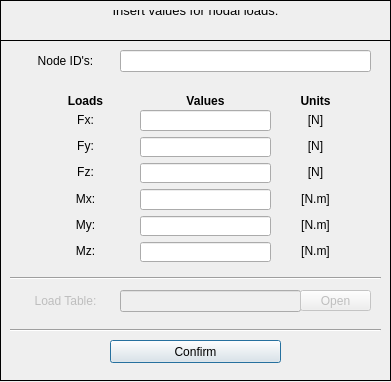
This is pulse/uix/user_input/ui/loadsInput.ui in open-pulse/OpenPulse as Qt 5 draws it before an edit. The edited form follows.
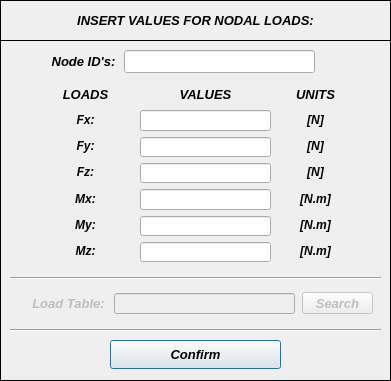
This is the edited form. Icons and pictures are not drawn.

Diff of the .ui file:
```diff
--- a/pulse/uix/user_input/ui/loadsInput.ui
+++ b/pulse/uix/user_input/ui/loadsInput.ui
@@ -10,7 +10,7 @@
     <x>0</x>
     <y>0</y>
     <width>391</width>
-    <height>382</height>
+    <height>381</height>
    </rect>
   </property>
   <property name="sizePolicy">
@@ -19,6 +19,18 @@
     <verstretch>0</verstretch>
    </sizepolicy>
   </property>
+  <property name="minimumSize">
+   <size>
+    <width>391</width>
+    <height>381</height>
+   </size>
+  </property>
+  <property name="maximumSize">
+   <size>
+    <width>391</width>
+    <height>381</height>
+   </size>
+  </property>
   <property name="contextMenuPolicy">
    <enum>Qt::DefaultContextMenu</enum>
   </property>
@@ -68,20 +80,22 @@
      <property name="geometry">
       <rect>
        <x>10</x>
-       <y>10</y>
+       <y>12</y>
        <width>371</width>
        <height>16</height>
       </rect>
      </property>
      <property name="font">
       <font>
+       <family>Arial</family>
        <pointsize>10</pointsize>
-       <italic>false</italic>
+       <weight>75</weight>
+       <italic>true</italic>
+       <bold>true</bold>
       </font>
      </property>
      <property name="text">
-      <string>Insert values for nodal loads:
-</string>
+      <string>INSERT VALUES FOR NODAL LOADS:</string>
      </property>
      <property name="textFormat">
       <enum>Qt::AutoText</enum>
@@ -109,15 +123,24 @@
     <widget class="QWidget" name="verticalLayoutWidget">
      <property name="geometry">
       <rect>
-       <x>20</x>
+       <x>48</x>
        <y>10</y>
-       <width>91</width>
-       <height>21</height>
+       <width>71</width>
+       <height>23</height>
       </rect>
      </property>
      <layout class="QVBoxLayout" name="verticalLayout">
       <item>
        <widget class="QLabel" name="label_2">
+        <property name="font">
+         <font>
+          <family>Arial</family>
+          <pointsize>10</pointsize>
+          <weight>75</weight>
+          <italic>true</italic>
+          <bold>true</bold>
+         </font>
+        </property>
         <property name="text">
          <string>Node ID's:</string>
         </property>
@@ -131,18 +154,30 @@
     <widget class="QWidget" name="verticalLayoutWidget_2">
      <property name="geometry">
       <rect>
-       <x>120</x>
+       <x>124</x>
        <y>10</y>
-       <width>251</width>
-       <height>22</height>
+       <width>191</width>
+       <height>24</height>
       </rect>
      </property>
      <layout class="QVBoxLayout" name="verticalLayout_2">
       <item>
        <widget class="QLineEdit" name="lineEdit_nodeID">
+        <property name="font">
+         <font>
+          <family>Arial</family>
+          <pointsize>10</pointsize>
+          <weight>75</weight>
+          <italic>true</italic>
+          <bold>true</bold>
+         </font>
+        </property>
         <property name="focusPolicy">
          <enum>Qt::ClickFocus</enum>
         </property>
+        <property name="alignment">
+         <set>Qt::AlignCenter</set>
+        </property>
        </widget>
       </item>
      </layout>
@@ -151,7 +186,7 @@
      <property name="geometry">
       <rect>
        <x>40</x>
-       <y>50</y>
+       <y>44</y>
        <width>91</width>
        <height>21</height>
       </rect>
@@ -161,12 +196,15 @@
        <widget class="QLabel" name="label_3">
         <property name="font">
          <font>
+          <family>Arial</family>
+          <pointsize>10</pointsize>
           <weight>75</weight>
+          <italic>true</italic>
           <bold>true</bold>
          </font>
         </property>
         <property name="text">
-         <string>Loads</string>
+         <string>LOADS</string>
         </property>
         <property name="alignment">
          <set>Qt::AlignCenter</set>
@@ -179,7 +217,7 @@
      <property name="geometry">
       <rect>
        <x>140</x>
-       <y>50</y>
+       <y>44</y>
        <width>131</width>
        <height>21</height>
       </rect>
@@ -189,12 +227,15 @@
        <widget class="QLabel" name="label_4">
         <property name="font">
          <font>
+          <family>Arial</family>
+          <pointsize>10</pointsize>
           <weight>75</weight>
+          <italic>true</italic>
           <bold>true</bold>
          </font>
         </property>
         <property name="text">
-         <string>Values</string>
+         <string>VALUES</string>
         </property>
         <property name="alignment">
          <set>Qt::AlignCenter</set>
@@ -207,7 +248,7 @@
      <property name="geometry">
       <rect>
        <x>280</x>
-       <y>50</y>
+       <y>44</y>
        <width>71</width>
        <height>21</height>
       </rect>
@@ -217,12 +258,15 @@
        <widget class="QLabel" name="label_5">
         <property name="font">
          <font>
+          <family>Arial</family>
+          <pointsize>10</pointsize>
           <weight>75</weight>
+          <italic>true</italic>
           <bold>true</bold>
          </font>
         </property>
         <property name="text">
-         <string>Units</string>
+         <string>UNITS</string>
         </property>
         <property name="alignment">
          <set>Qt::AlignCenter</set>
@@ -243,6 +287,14 @@
      <layout class="QVBoxLayout" name="verticalLayout_6">
       <item>
        <widget class="QLabel" name="label_6">
+        <property name="font">
+         <font>
+          <family>Arial</family>
+          <weight>75</weight>
+          <italic>true</italic>
+          <bold>true</bold>
+         </font>
+        </property>
         <property name="text">
          <string>Fx:</string>
         </property>
@@ -253,6 +305,14 @@
       </item>
       <item>
        <widget class="QLabel" name="label_7">
+        <property name="font">
+         <font>
+          <family>Arial</family>
+          <weight>75</weight>
+          <italic>true</italic>
+          <bold>true</bold>
+         </font>
+        </property>
         <property name="text">
          <string>Fy:</string>
         </property>
@@ -263,6 +323,14 @@
       </item>
       <item>
        <widget class="QLabel" name="label_8">
+        <property name="font">
+         <font>
+          <family>Arial</family>
+          <weight>75</weight>
+          <italic>true</italic>
+          <bold>true</bold>
+         </font>
+        </property>
         <property name="text">
          <string>Fz:</string>
         </property>
@@ -273,6 +341,14 @@
       </item>
       <item>
        <widget class="QLabel" name="label_10">
+        <property name="font">
+         <font>
+          <family>Arial</family>
+          <weight>75</weight>
+          <italic>true</italic>
+          <bold>true</bold>
+         </font>
+        </property>
         <property name="text">
          <string>Mx:</string>
         </property>
@@ -283,6 +359,14 @@
       </item>
       <item>
        <widget class="QLabel" name="label_11">
+        <property name="font">
+         <font>
+          <family>Arial</family>
+          <weight>75</weight>
+          <italic>true</italic>
+          <bold>true</bold>
+         </font>
+        </property>
         <property name="text">
          <string>My:</string>
         </property>
@@ -293,6 +377,14 @@
       </item>
       <item>
        <widget class="QLabel" name="label_9">
+        <property name="font">
+         <font>
+          <family>Arial</family>
+          <weight>75</weight>
+          <italic>true</italic>
+          <bold>true</bold>
+         </font>
+        </property>
         <property name="text">
          <string>Mz:</string>
         </property>
@@ -345,6 +437,14 @@
      <layout class="QVBoxLayout" name="verticalLayout_8">
       <item>
        <widget class="QLabel" name="label_13">
+        <property name="font">
+         <font>
+          <family>Arial</family>
+          <weight>75</weight>
+          <italic>true</italic>
+          <bold>true</bold>
+         </font>
+        </property>
         <property name="text">
          <string>[N]</string>
         </property>
@@ -355,6 +455,14 @@
       </item>
       <item>
        <widget class="QLabel" name="label_14">
+        <property name="font">
+         <font>
+          <family>Arial</family>
+          <weight>75</weight>
+          <italic>true</italic>
+          <bold>true</bold>
+         </font>
+        </property>
         <property name="text">
          <string>[N]</string>
         </property>
@@ -365,6 +473,14 @@
       </item>
       <item>
        <widget class="QLabel" name="label_15">
+        <property name="font">
+         <font>
+          <family>Arial</family>
+          <weight>75</weight>
+          <italic>true</italic>
+          <bold>true</bold>
+         </font>
+        </property>
         <property name="text">
          <string>[N]</string>
         </property>
@@ -375,6 +491,14 @@
       </item>
       <item>
        <widget class="QLabel" name="label_16">
+        <property name="font">
+         <font>
+          <family>Arial</family>
+          <weight>75</weight>
+          <italic>true</italic>
+          <bold>true</bold>
+         </font>
+        </property>
         <property name="text">
          <string>[N.m]</string>
         </property>
@@ -385,6 +509,14 @@
       </item>
       <item>
        <widget class="QLabel" name="label_17">
+        <property name="font">
+         <font>
+          <family>Arial</family>
+          <weight>75</weight>
+          <italic>true</italic>
+          <bold>true</bold>
+         </font>
+        </property>
         <property name="text">
          <string>[N.m]</string>
         </property>
@@ -395,6 +527,14 @@
       </item>
       <item>
        <widget class="QLabel" name="label_12">
+        <property name="font">
+         <font>
+          <family>Arial</family>
+          <weight>75</weight>
+          <italic>true</italic>
+          <bold>true</bold>
+         </font>
+        </property>
         <property name="text">
          <string>[N.m]</string>
         </property>
@@ -421,10 +561,10 @@
     <widget class="QWidget" name="verticalLayoutWidget_11">
      <property name="geometry">
       <rect>
-       <x>20</x>
+       <x>26</x>
        <y>250</y>
-       <width>91</width>
-       <height>21</height>
+       <width>85</width>
+       <height>27</height>
       </rect>
      </property>
      <layout class="QVBoxLayout" name="verticalLayout_11">
@@ -433,6 +573,15 @@
         <property name="enabled">
          <bool>false</bool>
         </property>
+        <property name="font">
+         <font>
+          <family>Arial</family>
+          <pointsize>10</pointsize>
+          <weight>75</weight>
+          <italic>true</italic>
+          <bold>true</bold>
+         </font>
+        </property>
         <property name="text">
          <string>Load Table:</string>
         </property>
@@ -446,10 +595,10 @@
     <widget class="QWidget" name="verticalLayoutWidget_12">
      <property name="geometry">
       <rect>
-       <x>120</x>
-       <y>250</y>
+       <x>114</x>
+       <y>252</y>
        <width>181</width>
-       <height>22</height>
+       <height>23</height>
       </rect>
      </property>
      <layout class="QVBoxLayout" name="verticalLayout_12">
@@ -458,6 +607,21 @@
         <property name="enabled">
          <bool>false</bool>
         </property>
+        <property name="maximumSize">
+         <size>
+          <width>16777215</width>
+          <height>21</height>
+         </size>
+        </property>
+        <property name="sizeIncrement">
+         <size>
+          <width>0</width>
+          <height>21</height>
+         </size>
+        </property>
+        <property name="alignment">
+         <set>Qt::AlignCenter</set>
+        </property>
        </widget>
       </item>
      </layout>
@@ -465,10 +629,10 @@
     <widget class="QWidget" name="verticalLayoutWidget_13">
      <property name="geometry">
       <rect>
-       <x>300</x>
-       <y>250</y>
+       <x>302</x>
+       <y>252</y>
        <width>71</width>
-       <height>21</height>
+       <height>23</height>
       </rect>
      </property>
      <layout class="QVBoxLayout" name="verticalLayout_13">
@@ -483,8 +647,17 @@
           <verstretch>0</verstretch>
          </sizepolicy>
         </property>
+        <property name="font">
+         <font>
+          <family>Arial</family>
+          <pointsize>10</pointsize>
+          <weight>75</weight>
+          <italic>true</italic>
+          <bold>true</bold>
+         </font>
+        </property>
         <property name="text">
-         <string>Open</string>
+         <string>Search</string>
         </property>
         <property name="autoRaise">
          <bool>false</bool>
@@ -515,9 +688,18 @@
        <x>110</x>
        <y>300</y>
        <width>171</width>
-       <height>23</height>
+       <height>29</height>
       </rect>
      </property>
+     <property name="font">
+      <font>
+       <family>Arial</family>
+       <pointsize>10</pointsize>
+       <weight>75</weight>
+       <italic>true</italic>
+       <bold>true</bold>
+      </font>
+     </property>
      <property name="text">
       <string>Confirm</string>
      </property>
```
Left out of the diff: 36 changed lines with no effect on the pictures.
